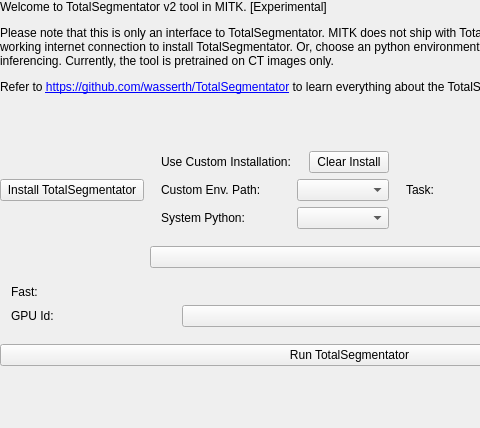
This is Modules/SegmentationUI/Qmitk/QmitkTotalSegmentatorGUIControls.ui in MITK/MITK as Qt 5 draws it before an edit; both pictures show x 0 to 480 and y 0 to 428 of the 699 by 428 pixel window. The edited form follows.
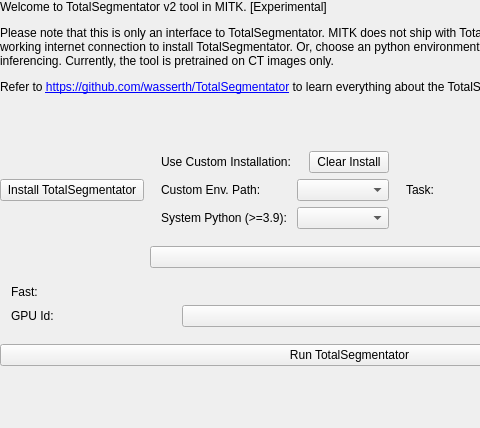
This is the edited form. Custom widgets are drawn as their Qt base class.

What changed in the file:
```diff
--- a/Modules/SegmentationUI/Qmitk/QmitkTotalSegmentatorGUIControls.ui
+++ b/Modules/SegmentationUI/Qmitk/QmitkTotalSegmentatorGUIControls.ui
@@ -188,7 +188,7 @@
 			 </sizepolicy>
 			</property>
 			<property name="text">
-			  <string>System Python:</string>
+			  <string>System Python (>=3.9):</string>
 			</property>
 		   </widget>
 		  </item>
```
